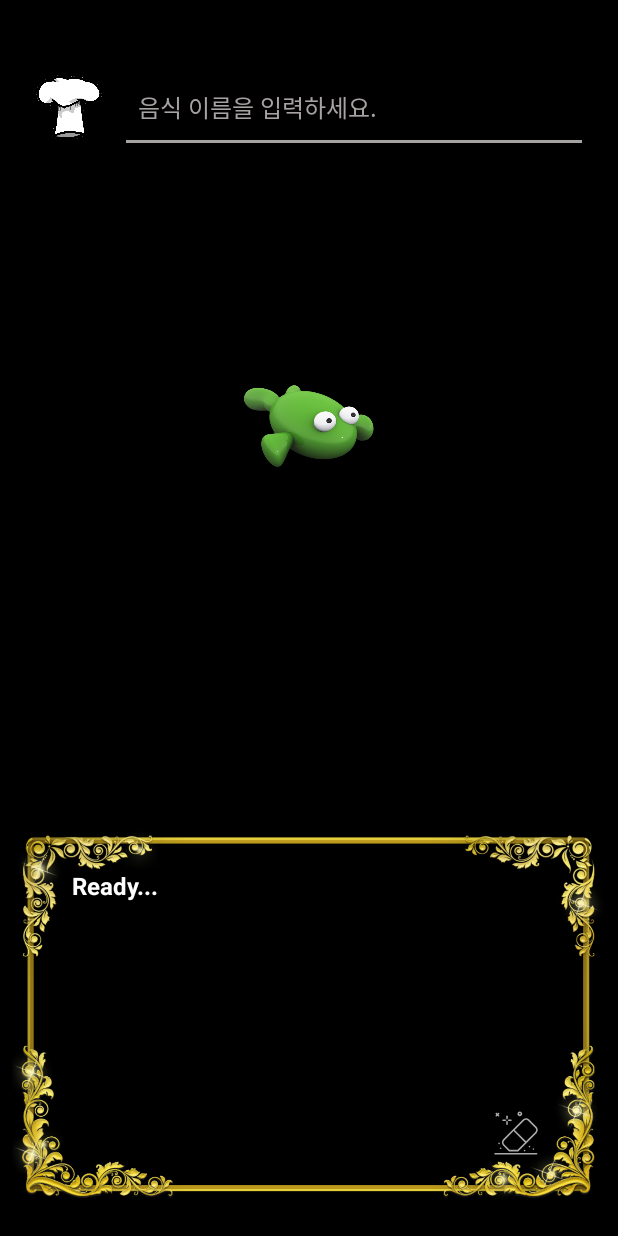
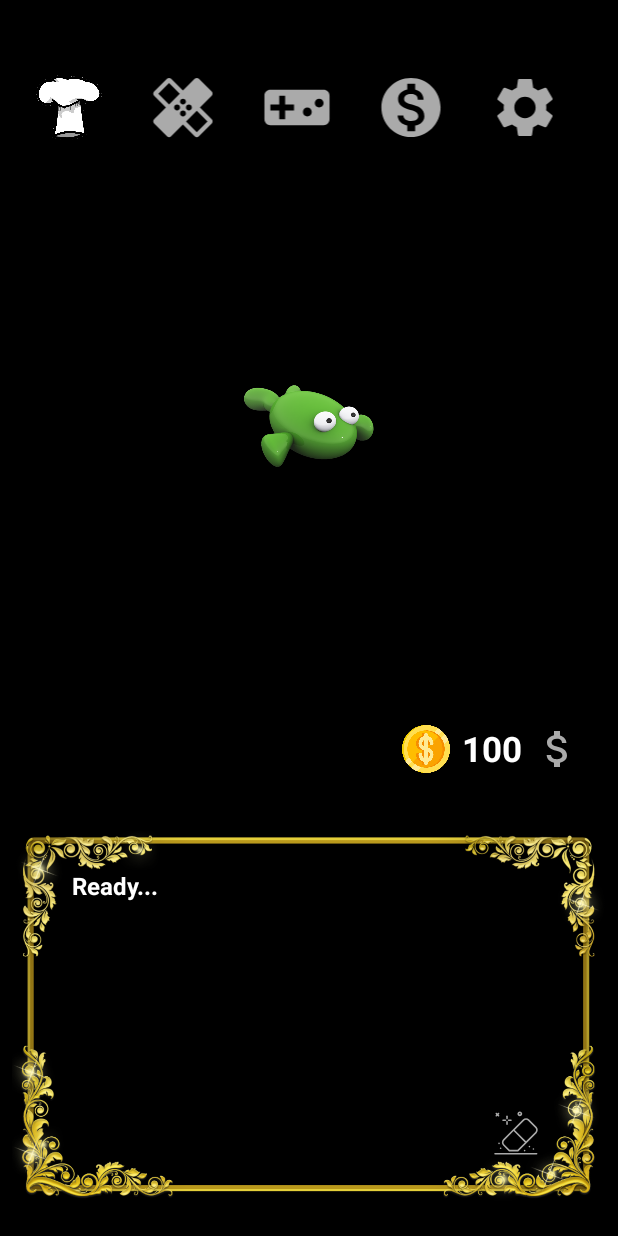
Before and after one commit to hanescargot/PoisonFrog, an Android app: the screen it shows after launch (MainActivity), on a phone screen of 412 x 824 dp. Run offline under Robolectric (Android 15) with nearby library versions, the phone set to English and light mode, and no system bars.

Commit message:
mrhi 2021-07-16

```diff
--- a/app/src/main/java/com/pyrion/poison_frog/FlyGameActivity.java
+++ b/app/src/main/java/com/pyrion/poison_frog/FlyGameActivity.java
@@ -32,7 +32,7 @@ public class FlyGameActivity extends AppCompatActivity {
         //맵 생성
         for(int count = 0; count< flysIV.length; count++ ) {
             flysIV[count] = findViewById(R.id.fly1 + count);
-            flysResNum[count] = random.nextInt(5);
+            flysResNum[count] = random.nextInt(6);
             flysIV[count].setImageResource(R.drawable.fly_fly01 + flysResNum[count]);
 
             String key = flysIV[count].getTag().toString();
--- a/app/src/main/java/com/pyrion/poison_frog/MainActivity.java
+++ b/app/src/main/java/com/pyrion/poison_frog/MainActivity.java
@@ -16,9 +16,6 @@ import android.widget.ScrollView;
 import android.widget.TextView;
 import android.widget.Toast;
 
-import java.util.ArrayList;
-import java.util.Arrays;
-import java.util.List;
 import java.util.Random;
 import java.util.Stack;
 
@@ -28,7 +25,8 @@ public class MainActivity extends AppCompatActivity {
     Random random = new Random();
     EditText foodInputEditText;
     TextView foodLog;
-    ImageView mainFrog;
+    ImageView mainFrog, chefHat;
+    View menuIcons, mainBackground;
     String foodLogString = "";
     ScrollView foodLogScroll;
     Stack<String> originFoodNameStack = new Stack<>();
@@ -43,7 +41,8 @@ public class MainActivity extends AppCompatActivity {
             "[미련가지지마. 개구리는 죽었어.]",
             "[너는 개구리를 죽게했어.]",
             "[그런다고 개구리가 살아나지는 않아.]",
-            "[죽은개구리는 찔러도 반응이없어.]"
+            "[죽은 개구리는 찔러도 반응이없어.]",
+            "[개구리를 다시 살리려면 치료 아이콘 클릭]"
     };
 
 
@@ -56,6 +55,9 @@ public class MainActivity extends AppCompatActivity {
         foodLog = findViewById(R.id.food_log);
         foodLogScroll = findViewById(R.id.log_scroll);
         mainFrog = findViewById(R.id.main_frog);
+        chefHat = findViewById(R.id.chef_hat);
+        menuIcons = findViewById(R.id.menu_list);
+        mainBackground =findViewById(R.id.back_ground);
 
         foodInputEditText.setOnEditorActionListener(foodInputActionListener);
     }
@@ -80,10 +82,12 @@ public class MainActivity extends AppCompatActivity {
     TextView.OnEditorActionListener foodInputActionListener = new TextView.OnEditorActionListener() {
         @Override
         public boolean onEditorAction(TextView v, int actionId, KeyEvent event) {
+            //event.keypad현재 키패드에서 누른 글자 알수있음 한글인지 알아보기// actionID==EditorInfo.IME_ACTION_SEARCH
+            //actionID 는 무조건 오른쪽 아래에
             if(event == null){
                 String newFoodName = v.getText().toString();
                 if(!isAlive){
-                    foodLogString += "[죽은 개구리는 "+newFoodName+" 못 먹음.]\n\n";
+                    foodLogString += "[죽은 개구리는 "+newFoodName+" 먹지 못함.]\n\n";
                     foodLog.setText(foodLogString);
                     foodLogScroll.fullScroll(View.FOCUS_DOWN);
                     v.setText("");
@@ -95,7 +99,7 @@ public class MainActivity extends AppCompatActivity {
                         foodLog.setText("");
                     }
                     originFoodNameStack.add(newFoodName);
-                    showToastString("개구리가 "+newFoodName+"을 먹었습니다.");/////error
+                    showToastString("개구리가 "+newFoodName+" 먹음");/////error
                     foodLogString += getNewFoodLogString(newFoodName);
                     foodLogString += "\n";
                     foodLog.setText(foodLogString);
@@ -123,7 +127,7 @@ public class MainActivity extends AppCompatActivity {
     //TODO 개구리 터치 횟수 카운트 앤 무빙 리액션
     public void touchedFrog(View v) {
         if(!isAlive) {
-            foodLogString += deadFrogMsg[random.nextInt(7)]+"\n\n";
+            foodLogString += deadFrogMsg[random.nextInt(8)]+"\n\n";
             foodLog.setText(foodLogString);
             foodLogScroll.fullScroll(View.FOCUS_DOWN);
             return;
@@ -141,7 +145,7 @@ public class MainActivity extends AppCompatActivity {
             case 5: foodLogString += "죽을 것 같아요."; break;
             default: {
 
-                if(random.nextInt(2)==1){
+                if(random.nextInt(3)==1){
                     frogTouchedCount = 0;
                     foodLogString +="[개구리 죽음]";
                     showToastString("개구리 사망");
@@ -166,13 +170,30 @@ public class MainActivity extends AppCompatActivity {
     }
 
     public void showToastString(String text){
-        toast = Toast.makeText(
-                MainActivity.this,
-                text,
-                Toast.LENGTH_SHORT
-        );
+        if(toast == null) {
+            toast = Toast.makeText(
+                    MainActivity.this,
+                    text,
+                    Toast.LENGTH_SHORT
+            );
+        } else {
+            toast.setText(text);
+        }
         toast.setGravity(Gravity.CENTER_VERTICAL, 0 , 200);
         toast.show();
     }
 
+    public void chefHatClicked(View view) {
+        if(menuIcons.getVisibility()==View.VISIBLE){
+            menuIcons.setVisibility(View.GONE);
+            foodInputEditText.setVisibility(View.VISIBLE);
+            return;
+        }
+        backGroundClicked(view);
+    }
+
+    public void backGroundClicked(View view) {
+        menuIcons.setVisibility(View.VISIBLE);
+        foodInputEditText.setVisibility(View.GONE);
+    }
 }
--- /dev/null
+++ b/app/src/main/res/drawable/ic_baseline_attach_money_24.xml
@@ -0,0 +1,5 @@
+<vector android:alpha="0.67" android:height="24dp"
+    android:tint="#FFFFFF" android:viewportHeight="24"
+    android:viewportWidth="24" android:width="24dp" xmlns:android="http://schemas.android.com/apk/res/android">
+    <path android:fillColor="@android:color/white" android:pathData="M11.8,10.9c-2.27,-0.59 -3,-1.2 -3,-2.15 0,-1.09 1.01,-1.85 2.7,-1.85 1.78,0 2.44,0.85 2.5,2.1h2.21c-0.07,-1.72 -1.12,-3.3 -3.21,-3.81V3h-3v2.16c-1.94,0.42 -3.5,1.68 -3.5,3.61 0,2.31 1.91,3.46 4.7,4.13 2.5,0.6 3,1.48 3,2.41 0,0.69 -0.49,1.79 -2.7,1.79 -2.06,0 -2.87,-0.92 -2.98,-2.1h-2.2c0.12,2.19 1.76,3.42 3.68,3.83V21h3v-2.15c1.95,-0.37 3.5,-1.5 3.5,-3.55 0,-2.84 -2.43,-3.81 -4.7,-4.4z"/>
+</vector>
--- /dev/null
+++ b/app/src/main/res/drawable/ic_baseline_monetization_on_24.xml
@@ -0,0 +1,5 @@
+<vector android:alpha="0.67" android:height="24dp"
+    android:tint="#FFFFFF" android:viewportHeight="24"
+    android:viewportWidth="24" android:width="24dp" xmlns:android="http://schemas.android.com/apk/res/android">
+    <path android:fillColor="@android:color/white" android:pathData="M12,2C6.48,2 2,6.48 2,12s4.48,10 10,10 10,-4.48 10,-10S17.52,2 12,2zM13.41,18.09L13.41,20h-2.67v-1.93c-1.71,-0.36 -3.16,-1.46 -3.27,-3.4h1.96c0.1,1.05 0.82,1.87 2.65,1.87 1.96,0 2.4,-0.98 2.4,-1.59 0,-0.83 -0.44,-1.61 -2.67,-2.14 -2.48,-0.6 -4.18,-1.62 -4.18,-3.67 0,-1.72 1.39,-2.84 3.11,-3.21L10.74,4h2.67v1.95c1.86,0.45 2.79,1.86 2.85,3.39L14.3,9.34c-0.05,-1.11 -0.64,-1.87 -2.22,-1.87 -1.5,0 -2.4,0.68 -2.4,1.64 0,0.84 0.65,1.39 2.67,1.91s4.18,1.39 4.18,3.91c-0.01,1.83 -1.38,2.83 -3.12,3.16z"/>
+</vector>
--- /dev/null
+++ b/app/src/main/res/drawable/ic_baseline_settings_24.xml
@@ -0,0 +1,5 @@
+<vector android:alpha="0.67" android:height="24dp"
+    android:tint="#FFFFFF" android:viewportHeight="24"
+    android:viewportWidth="24" android:width="24dp" xmlns:android="http://schemas.android.com/apk/res/android">
+    <path android:fillColor="@android:color/white" android:pathData="M19.14,12.94c0.04,-0.3 0.06,-0.61 0.06,-0.94c0,-0.32 -0.02,-0.64 -0.07,-0.94l2.03,-1.58c0.18,-0.14 0.23,-0.41 0.12,-0.61l-1.92,-3.32c-0.12,-0.22 -0.37,-0.29 -0.59,-0.22l-2.39,0.96c-0.5,-0.38 -1.03,-0.7 -1.62,-0.94L14.4,2.81c-0.04,-0.24 -0.24,-0.41 -0.48,-0.41h-3.84c-0.24,0 -0.43,0.17 -0.47,0.41L9.25,5.35C8.66,5.59 8.12,5.92 7.63,6.29L5.24,5.33c-0.22,-0.08 -0.47,0 -0.59,0.22L2.74,8.87C2.62,9.08 2.66,9.34 2.86,9.48l2.03,1.58C4.84,11.36 4.8,11.69 4.8,12s0.02,0.64 0.07,0.94l-2.03,1.58c-0.18,0.14 -0.23,0.41 -0.12,0.61l1.92,3.32c0.12,0.22 0.37,0.29 0.59,0.22l2.39,-0.96c0.5,0.38 1.03,0.7 1.62,0.94l0.36,2.54c0.05,0.24 0.24,0.41 0.48,0.41h3.84c0.24,0 0.44,-0.17 0.47,-0.41l0.36,-2.54c0.59,-0.24 1.13,-0.56 1.62,-0.94l2.39,0.96c0.22,0.08 0.47,0 0.59,-0.22l1.92,-3.32c0.12,-0.22 0.07,-0.47 -0.12,-0.61L19.14,12.94zM12,15.6c-1.98,0 -3.6,-1.62 -3.6,-3.6s1.62,-3.6 3.6,-3.6s3.6,1.62 3.6,3.6S13.98,15.6 12,15.6z"/>
+</vector>
--- /dev/null
+++ b/app/src/main/res/drawable/ic_baseline_videogame_asset_24.xml
@@ -0,0 +1,5 @@
+<vector android:alpha="0.67" android:height="24dp"
+    android:tint="#FFFFFF" android:viewportHeight="24"
+    android:viewportWidth="24" android:width="24dp" xmlns:android="http://schemas.android.com/apk/res/android">
+    <path android:fillColor="@android:color/white" android:pathData="M21,6L3,6c-1.1,0 -2,0.9 -2,2v8c0,1.1 0.9,2 2,2h18c1.1,0 2,-0.9 2,-2L23,8c0,-1.1 -0.9,-2 -2,-2zM11,13L8,13v3L6,16v-3L3,13v-2h3L6,8h2v3h3v2zM15.5,15c-0.83,0 -1.5,-0.67 -1.5,-1.5s0.67,-1.5 1.5,-1.5 1.5,0.67 1.5,1.5 -0.67,1.5 -1.5,1.5zM19.5,12c-0.83,0 -1.5,-0.67 -1.5,-1.5S18.67,9 19.5,9s1.5,0.67 1.5,1.5 -0.67,1.5 -1.5,1.5z"/>
+</vector>
--- /dev/null
+++ b/app/src/main/res/drawable/main_ic_baseline_healing_24.xml
@@ -0,0 +1,5 @@
+<vector android:alpha="0.67" android:height="24dp"
+    android:tint="#FFFFFF" android:viewportHeight="24"
+    android:viewportWidth="24" android:width="24dp" xmlns:android="http://schemas.android.com/apk/res/android">
+    <path android:fillColor="@android:color/white" android:pathData="M17.73,12.02l3.98,-3.98c0.39,-0.39 0.39,-1.02 0,-1.41l-4.34,-4.34c-0.39,-0.39 -1.02,-0.39 -1.41,0l-3.98,3.98L8,2.29C7.8,2.1 7.55,2 7.29,2c-0.25,0 -0.51,0.1 -0.7,0.29L2.25,6.63c-0.39,0.39 -0.39,1.02 0,1.41l3.98,3.98L2.25,16c-0.39,0.39 -0.39,1.02 0,1.41l4.34,4.34c0.39,0.39 1.02,0.39 1.41,0l3.98,-3.98 3.98,3.98c0.2,0.2 0.45,0.29 0.71,0.29 0.26,0 0.51,-0.1 0.71,-0.29l4.34,-4.34c0.39,-0.39 0.39,-1.02 0,-1.41l-3.99,-3.98zM12,9c0.55,0 1,0.45 1,1s-0.45,1 -1,1 -1,-0.45 -1,-1 0.45,-1 1,-1zM7.29,10.96L3.66,7.34l3.63,-3.63 3.62,3.62 -3.62,3.63zM10,13c-0.55,0 -1,-0.45 -1,-1s0.45,-1 1,-1 1,0.45 1,1 -0.45,1 -1,1zM12,15c-0.55,0 -1,-0.45 -1,-1s0.45,-1 1,-1 1,0.45 1,1 -0.45,1 -1,1zM14,11c0.55,0 1,0.45 1,1s-0.45,1 -1,1 -1,-0.45 -1,-1 0.45,-1 1,-1zM16.66,20.34l-3.63,-3.62 3.63,-3.63 3.62,3.62 -3.62,3.63z"/>
+</vector>
--- a/app/src/main/res/layout/activity_main.xml
+++ b/app/src/main/res/layout/activity_main.xml
@@ -21,38 +21,78 @@
         android:orientation="horizontal"
        >
         <ImageView
+            android:id="@+id/chef_hat"
             android:layout_width="0dp"
             android:layout_weight="2"
             android:layout_height="match_parent"
             android:src="@drawable/main_chef_hat"
+            android:clickable="true"
+            android:onClick="chefHatClicked"
             android:padding="2dp"
             />
         <LinearLayout
+            android:id="@+id/menu_list"
+            android:visibility="visible"
+            android:layout_height="match_parent"
+            android:layout_width="0dp"
+            android:layout_weight="8"
+            android:orientation="horizontal">
+            <ImageView
+                android:id="@+id/health"
+                android:layout_width="0dp"
+                android:layout_weight="2"
+                android:layout_height="match_parent"
+                android:src="@drawable/main_ic_baseline_healing_24"/>
+            <ImageView
+                android:id="@+id/game_play"
+                android:layout_width="0dp"
+                android:layout_weight="2"
+                android:layout_height="match_parent"
+                android:src="@drawable/ic_baseline_videogame_asset_24"/>
+            <ImageView
+                android:id="@+id/sell"
+                android:layout_width="0dp"
+                android:layout_weight="2"
+                android:layout_height="match_parent"
+                android:src="@drawable/ic_baseline_monetization_on_24"/>
+            <ImageView
+                android:id="@+id/settings"
+                android:layout_width="0dp"
+                android:layout_weight="2"
+                android:layout_height="match_parent"
+                android:src="@drawable/ic_baseline_settings_24"/>
+        </LinearLayout>
+        <EditText
+            android:visibility="gone"
             android:layout_width="0dp"
             android:layout_weight="8"
             android:layout_height="match_parent"
-            android:orientation="vertical">
-            <EditText
             android:id="@+id/food_name_input"
-                android:layout_width="match_parent"
-                android:layout_height="match_parent"
             android:textSize="16sp"
             android:padding="8dp"
+            android:imeOptions="actionSend"
             android:textColor="@color/white"
             android:layout_gravity="center"
             android:inputType="text"
             android:textColorHint="#A8A3A3"
             android:hint="@string/type_food_name"
             android:background="@drawable/main_border"/>
-
     </LinearLayout>
-    </LinearLayout>
-
+    <LinearLayout
+        android:id="@+id/back_ground"
+        android:layout_width="match_parent"
+        android:layout_height="0dp"
+        android:layout_weight="10"
+        android:orientation="vertical"
+        android:weightSum="2"
+        android:clickable="true"
+        android:onClick="backGroundClicked">
         <FrameLayout
             android:layout_width="match_parent"
             android:layout_height="0dp"
-        android:layout_weight="5"
-        android:gravity="center">
+            android:layout_weight="1"
+            android:gravity="center"
+            >
             <ImageView
                 android:id="@+id/main_frog"
                 android:layout_width="100dp"
@@ -62,18 +102,49 @@
                 android:clickable="true"
                 android:onClick="touchedFrog"/>
         </FrameLayout>
-
         <androidx.constraintlayout.widget.ConstraintLayout
+            android:id="@+id/log_layout"
             android:layout_width="match_parent"
             android:layout_height="0dp"
-        android:layout_weight="5">
-
+            android:layout_weight="1"
+            >
             <ImageView
                 android:layout_width="match_parent"
                 android:layout_height="match_parent"
                 android:src="@drawable/main_gold_notice"
                 android:layout_gravity="center"/>
 
+            <LinearLayout
+                android:layout_width="wrap_content"
+                android:layout_height="32dp"
+                app:layout_constraintRight_toRightOf="@id/log_layout"
+                app:layout_constraintTop_toTopOf="@id/log_layout"
+                android:layout_marginRight="16dp"
+                android:orientation="horizontal">
+                <ImageView
+                    android:layout_width="32dp"
+                    android:layout_height="32dp"
+                    app:layout_constraintRight_toRightOf="@id/log_scroll"
+                    app:layout_constraintTop_toTopOf="@id/log_layout"
+                    android:src="@drawable/dollar"
+                    />
+                <TextView
+                    android:layout_width="wrap_content"
+                    android:textStyle="bold"
+                    android:textSize="23sp"
+                    android:textColor="@color/white"
+                    android:text="100"
+                    android:layout_height="match_parent"
+                    android:layout_marginHorizontal="8dp"/>
+                <ImageView
+                    android:layout_width="32dp"
+                    android:layout_height="32dp"
+                    app:layout_constraintRight_toRightOf="@id/log_scroll"
+                    app:layout_constraintTop_toTopOf="@id/log_layout"
+                    android:src="@drawable/ic_baseline_attach_money_24"
+                    />
+
+            </LinearLayout>
             <ScrollView
                 android:id="@+id/log_scroll"
                 android:layout_width="match_parent"
@@ -81,7 +152,6 @@
                 android:layout_gravity="center"
                 android:layout_marginVertical="96dp"
                 android:layout_marginHorizontal="40dp">
-
                 <TextView
                     android:id="@+id/food_log"
                     android:layout_width="match_parent"
@@ -91,16 +161,14 @@
                     android:textSize="16sp"
                     android:textStyle="bold"/>
             </ScrollView>
-
             <ImageView
                 android:layout_width="40dp"
                 android:layout_height="40dp"
-            android:src="@drawable/ic_main_eraser"
+                android:src="@drawable/main_ic_eraser"
                 android:clickable="true"
                 android:onClick="logEraser"
                 app:layout_constraintRight_toRightOf="@id/log_scroll"
                 app:layout_constraintBottom_toBottomOf="@id/log_scroll"/>
-
         </androidx.constraintlayout.widget.ConstraintLayout>
-
     </LinearLayout>
+</LinearLayout>
--- /dev/null
+++ b/app/src/main/res/menu/main_popup_menu.xml
@@ -0,0 +1,7 @@
+<?xml version="1.0" encoding="utf-8"?>
+<menu xmlns:android="http://schemas.android.com/apk/res/android">
+    <item android:id="@+id/item1"
+        android:title="item1"/>
+    <item android:id="@+id/item2"
+        android:title="item2"/>
+</menu>
```
Also changed, not shown: app/src/main/res/drawable/dollar.png (added), app/src/main/res/drawable/main_ic_eraser.xml (renamed from app/src/main/res/drawable/ic_main_eraser.xml). Lines whose indentation alone changed are shown as unchanged.
